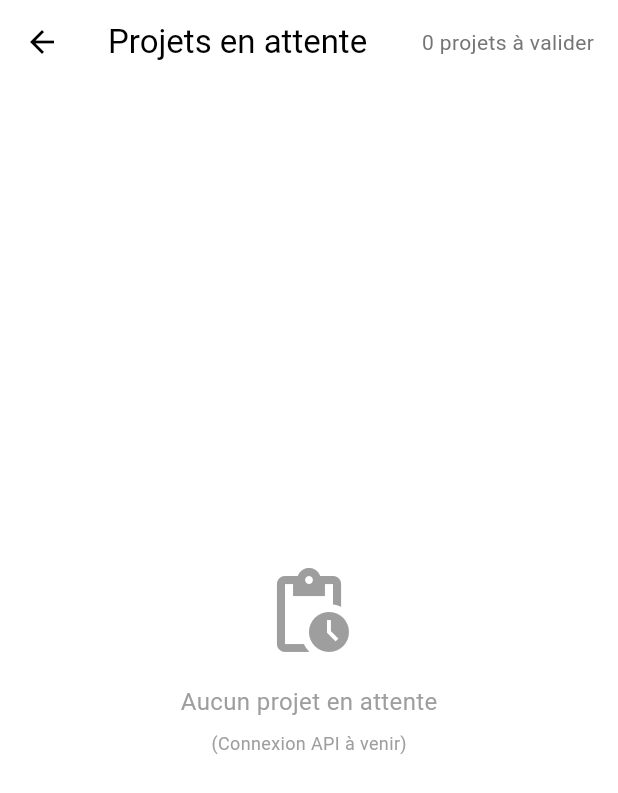
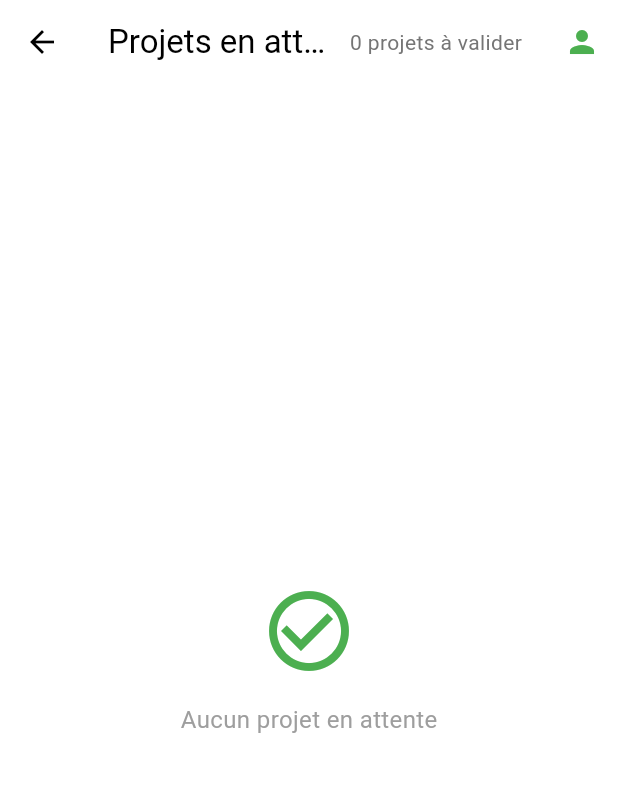
Before and after one commit to achrafmz/GreenInvest-Flutter, a Flutter app: the PendingProjectsScreen screen opened by its route, on a phone screen of 412 x 824 dp. Shown: the top 793 px of the screen. Run offline on Flutter 3.47's test engine with Material 3 defaults, Android fonts, the light colour scheme and no system bars; our stand-ins replace dio, flutter_secure_storage; accounts and stored records are empty; network calls fail.

Commit message:
Modifcation des projets du point de vue Admin

```diff
--- a/lib/screens/admin_user_detail_screen.dart
+++ b/lib/screens/admin_user_detail_screen.dart
@@ -4,6 +4,7 @@ import '../models/user_model.dart';
 import '../constants/app_colors.dart';
 import '../services/project_service.dart';
 import 'project_detail_screen.dart';
+import '../widgets/user_menu_button.dart';
 
 class AdminUserDetailScreen extends StatefulWidget {
   final User user;
@@ -21,7 +22,8 @@ class _AdminUserDetailScreenState extends State<AdminUserDetailScreen> {
     // Charger les projets si c'est un porteur de projet
     if (widget.user.role == 'PORTEUR_PROJET') {
       WidgetsBinding.instance.addPostFrameCallback((_) {
-        context.read<ProjectService>().fetchOwnerProjects(widget.user.id);
+        // Use the new Admin specific method which handles pending projects
+        context.read<ProjectService>().fetchUserProjectsAsAdmin(widget.user.id);
       });
     }
   }
@@ -30,10 +32,12 @@ class _AdminUserDetailScreenState extends State<AdminUserDetailScreen> {
   Widget build(BuildContext context) {
     return Scaffold(
       backgroundColor: Colors.white,
+
       appBar: AppBar(
         title: Text(widget.user.username),
         backgroundColor: AppColors.primary,
         foregroundColor: Colors.white,
+        actions: const [UserMenuButton()],
       ),
       body: SafeArea(
         child: SingleChildScrollView(
--- a/lib/screens/admin_users_screen.dart
+++ b/lib/screens/admin_users_screen.dart
@@ -4,6 +4,7 @@ import '../services/auth_service.dart';
 import '../models/user_model.dart';
 import '../constants/app_colors.dart';
 import 'admin_user_detail_screen.dart';
+import '../widgets/user_menu_button.dart';
 
 class AdminUsersScreen extends StatefulWidget {
   const AdminUsersScreen({super.key});
@@ -135,10 +136,13 @@ class _AdminUsersScreenState extends State<AdminUsersScreen> {
   Widget build(BuildContext context) {
     return Scaffold(
       backgroundColor: Colors.white,
+
+
       appBar: AppBar(
         title: const Text('Gestion des Utilisateurs'),
         backgroundColor: AppColors.primary,
         foregroundColor: Colors.white,
+        actions: const [UserMenuButton()],
       ),
       body: Column(
         children: [
--- a/lib/screens/my_investments_screen.dart
+++ b/lib/screens/my_investments_screen.dart
@@ -1,6 +1,7 @@
 // lib/screens/my_investments_screen.dart
 import 'package:flutter/material.dart';
 import '../constants/app_colors.dart';
+import '../widgets/user_menu_button.dart';
 
 class MyInvestmentsScreen extends StatelessWidget {
   const MyInvestmentsScreen({super.key});
@@ -9,11 +10,13 @@ class MyInvestmentsScreen extends StatelessWidget {
   Widget build(BuildContext context) {
     return Scaffold(
       backgroundColor: Colors.white,
+// ... (UserMenuButton import moved to top)
       appBar: AppBar(
         title: const Text('Mes investissements'),
         backgroundColor: AppColors.primary,
         foregroundColor: Colors.white,
         centerTitle: false,
+        actions: const [UserMenuButton()],
       ),
       body: SafeArea(
         child: Column(
--- a/lib/screens/pending_projects_screen.dart
+++ b/lib/screens/pending_projects_screen.dart
@@ -3,8 +3,30 @@ import 'package:flutter/material.dart';
 import '../constants/app_colors.dart';
 import '../widgets/snackbar_helper.dart';
 
-class PendingProjectsScreen extends StatelessWidget {
+import '../widgets/user_menu_button.dart';
+
+import 'package:provider/provider.dart';
+import '../services/project_service.dart';
+import 'project_detail_screen.dart';
+
+class PendingProjectsScreen extends StatefulWidget {
   const PendingProjectsScreen({super.key});
+
+  @override
+  State<PendingProjectsScreen> createState() => _PendingProjectsScreenState();
+}
+
+class _PendingProjectsScreenState extends State<PendingProjectsScreen> {
+  @override
+  void initState() {
+    super.initState();
+    WidgetsBinding.instance.addPostFrameCallback((_) {
+      // On utilise fetchProjects qui appelle /projets (qui semble retourner tout le monde pour l'instant)
+      // Ou on pourrait avoir besoin d'un fetchPendingProjects spécifique si l'API le permettait.
+      // Ici on va filtrer localement ce que fetchProjects retourne.
+      context.read<ProjectService>().fetchProjects();
+    });
+  }
 
   @override
   Widget build(BuildContext context) {
@@ -16,39 +38,108 @@ class PendingProjectsScreen extends StatelessWidget {
         foregroundColor: AppColors.textPrimary,
         elevation: 0,
         actions: [
-          Padding(
+          Consumer<ProjectService>(
+            builder: (context, projectService, _) {
+               final pendingCount = projectService.projects.where((p) => p.status == 'EN_ATTENTE').length;
+               return Padding(
                 padding: const EdgeInsets.only(right: 16.0),
+                child: Center(
                   child: Text(
-              '0 projets à valider',
+                    '$pendingCount projets à valider',
                     style: TextStyle(
                       fontSize: 14,
                       color: Colors.grey[600],
                     ),
                   ),
                 ),
+              );
+            }
+          ),
+          const UserMenuButton(),
         ],
       ),
       body: SafeArea(
-        child: Padding(
-          padding: const EdgeInsets.all(24.0),
-          child: Center(
+        child: Consumer<ProjectService>(
+          builder: (context, projectService, child) {
+            if (projectService.isLoading) {
+              return const Center(child: CircularProgressIndicator());
+            }
+
+            // Filtrage local pour les projets en attente
+            // Basé sur le screenshot Postman, le statut est "EN_ATTENTE"
+            final pendingProjects = projectService.projects
+                .where((p) => p.status == 'EN_ATTENTE' || p.status == 'PENDING') // Safety check for both casing
+                .toList();
+
+            if (pendingProjects.isEmpty) {
+              return Center(
                 child: Column(
                   mainAxisAlignment: MainAxisAlignment.center,
                   children: [
-                Icon(Icons.pending_actions, size: 64, color: Colors.grey),
-                SizedBox(height: 16),
-                Text(
+                    const Icon(Icons.check_circle_outline, size: 64, color: Colors.green),
+                    const SizedBox(height: 16),
+                    const Text(
                       'Aucun projet en attente',
                       style: TextStyle(color: Colors.grey, fontSize: 16),
                     ),
-                SizedBox(height: 8),
+                  ],
+                ),
+              );
+            }
+
+            return ListView.separated(
+              padding: const EdgeInsets.all(16),
+              itemCount: pendingProjects.length,
+              separatorBuilder: (context, index) => const SizedBox(height: 16),
+              itemBuilder: (context, index) {
+                final project = pendingProjects[index];
+                return Card(
+                  elevation: 2,
+                  shape: RoundedRectangleBorder(borderRadius: BorderRadius.circular(12)),
+                  child: ListTile(
+                    contentPadding: const EdgeInsets.all(16),
+                    title: Text(
+                      project.title,
+                      style: const TextStyle(fontWeight: FontWeight.bold, fontSize: 18),
+                    ),
+                    subtitle: Column(
+                      crossAxisAlignment: CrossAxisAlignment.start,
+                      children: [
+                        const SizedBox(height: 8),
                          Text(
-                  '(Connexion API à venir)',
-                  style: TextStyle(color: Colors.grey, fontSize: 12),
+                          project.description,
+                          maxLines: 2,
+                          overflow: TextOverflow.ellipsis,
+                        ),
+                        const SizedBox(height: 8),
+                        Row(
+                          children: [
+                            Icon(Icons.person, size: 16, color: Colors.grey[600]),
+                            const SizedBox(width: 4),
+                            Text('Porteur: ${project.ownerId.substring(0, 8)}...'), // Shortened ID
+                          ],
+                        ),
+                        const SizedBox(height: 4),
+                        Text(
+                          'Montant: ${project.targetAmount} MAD',
+                          style: TextStyle(color: AppColors.primary, fontWeight: FontWeight.bold),
                         ),
                       ],
                     ),
+                    trailing: const Icon(Icons.chevron_right),
+                    onTap: () {
+                         Navigator.push(
+                            context,
+                            MaterialPageRoute(
+                              builder: (_) => ProjectDetailScreen(project: project),
                             ),
+                          );
+                    },
+                  ),
+                );
+              },
+            );
+          },
         ),
       ),
     );
--- a/lib/screens/profile_screen.dart
+++ b/lib/screens/profile_screen.dart
@@ -4,6 +4,7 @@ import '../models/user_model.dart';
 import '../services/auth_service.dart';
 import '../constants/app_colors.dart';
 import '../widgets/snackbar_helper.dart';
+import '../widgets/user_menu_button.dart';
 
 class ProfileScreen extends StatefulWidget {
   const ProfileScreen({super.key});
@@ -99,6 +100,7 @@ class _ProfileScreenState extends State<ProfileScreen> {
               }
             },
           ),
+          const UserMenuButton(),
         ],
       ),
       body: SingleChildScrollView(
```
Also changed, not shown: lib/screens/home_screen.dart (+33 -15 lines), lib/services/project_service.dart (+75 -8 lines). Lines whose indentation alone changed are shown as unchanged.
